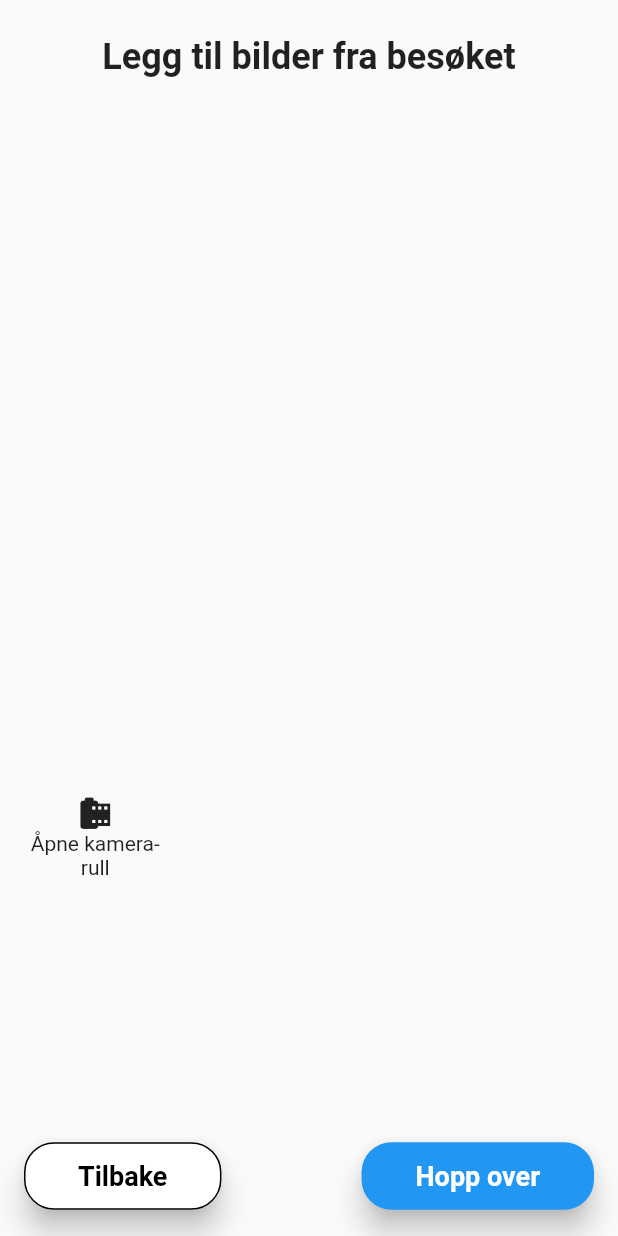
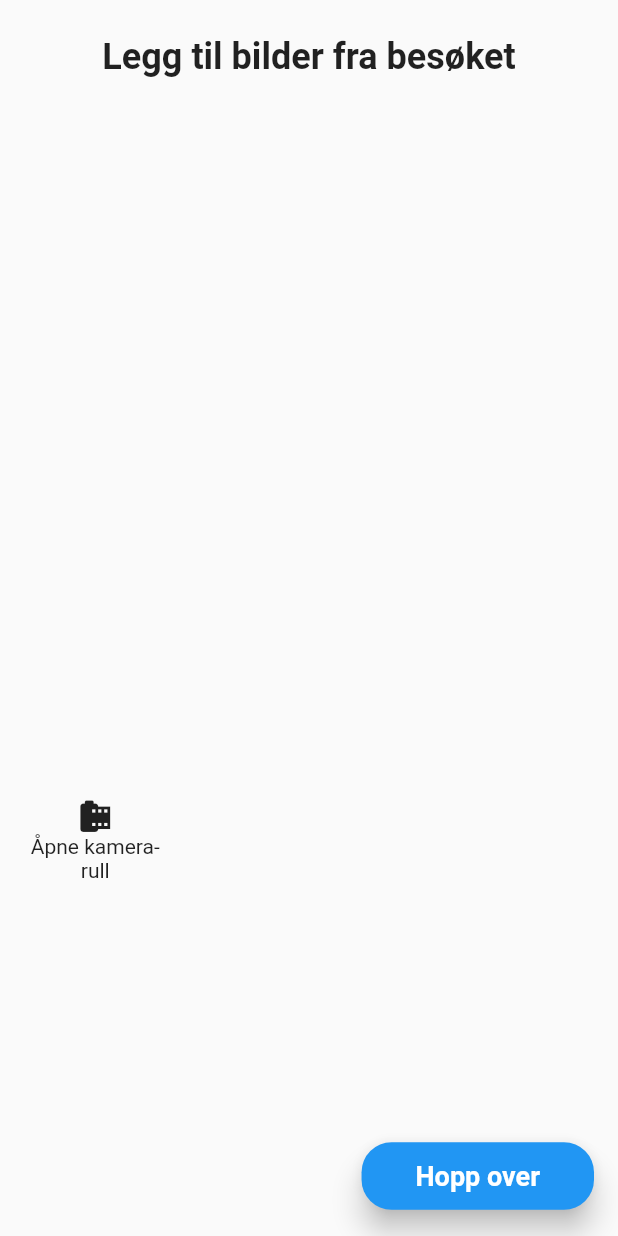
Before and after one commit to ulrikhaaland/goodie, a Flutter app: the RestaurantReviewPage widget shown alone on an empty page, opened directly, after a tap on "Hopp over", after a tap on "Tilbake", on a phone screen of 412 x 824 dp. Run offline on Flutter 3.47's test engine with Material 2 defaults, Android fonts, the phone set to English and light mode, and no system bars; our stand-ins replace cached_network_image, cloud_firestore, firebase_auth, firebase_core, image_picker, latlong2 and 3 more; missing offline and left inert: exif, flutter_google_maps_webservices, photo_manager; accounts and stored records are empty; network calls fail; statements that could not run were skipped.

Commit message:
review ++

```diff
--- a/lib/pages/review/review_page.dart
+++ b/lib/pages/review/review_page.dart
@@ -43,6 +43,8 @@ class _RestaurantReviewPageState extends State<RestaurantReviewPage>
 
   bool showListItem = true;
 
+  bool hasSelectedRestaurant = false;
+
   @override
   bool get wantKeepAlive => true;
 
@@ -76,6 +78,8 @@ class _RestaurantReviewPageState extends State<RestaurantReviewPage>
               reviewProvider: _reviewProvider,
             ),
             ResturantReviewSelectPage(
+              restaurants: _reviewProvider.restaurants,
+              selectedRestaurant: _selectedRestaurant,
               onSelectRestaurant: (restaurant) {
                 _onSelectRestaurant(restaurant);
               },
@@ -89,17 +93,15 @@ class _RestaurantReviewPageState extends State<RestaurantReviewPage>
               onCanSubmit: (canSubmit) {
                 _handleOnCanSubmit(canSubmit);
               },
-                review: _reviewProvider.getReview()),
+              review: _reviewProvider.getReview(),
+              listItem: _buildRestaurantListItem(context),
+            ),
             RestaurantReviewSummaryPage(
               key: Key(_selectedRestaurant?.id ?? "summary"),
               reviewProvider: _reviewProvider,
+              listItem: _buildRestaurantListItem(context),
             ),
           ],
-        ),
-        if (_selectedRestaurant != null && _pageIndex != 0 && showListItem)
-          Padding(
-            padding: const EdgeInsets.symmetric(horizontal: 16.0),
-            child: _buildRestaurantListItem(context),
         ),
         Positioned(
           bottom: 0,
@@ -109,6 +111,9 @@ class _RestaurantReviewPageState extends State<RestaurantReviewPage>
             isSubmit: _pageIndex == 2,
             canSubmit: _pageIndex == 2 ? _canSubmit : true,
             rightButtonText: _getRightButtonText(),
+            hideLeftButton: _pageIndex == 0,
+            hideRightButton: _pageIndex == 1 &&
+                (_selectedRestaurant == null || hasSelectedRestaurant == false),
             onLeftPressed: () {
               _handleOnLeftPressed();
             },
@@ -124,15 +129,7 @@ class _RestaurantReviewPageState extends State<RestaurantReviewPage>
   void _handleOnLeftPressed() {
     _pageIndex = _pageIndex - 1;
 
-    showListItem = true;
-    if (_pageIndex == 1) {
-      _handleListItem();
-    }
     setState(() {
-      if (_pageIndex == 0) {
-        _canSubmit = false;
-        _selectedRestaurant = null;
-      }
       _pageController.previousPage(
           duration: const Duration(milliseconds: 400), curve: Curves.easeInOut);
     });
@@ -146,29 +143,31 @@ class _RestaurantReviewPageState extends State<RestaurantReviewPage>
     if (_pageIndex == 2 && _canSubmit == false) {
       return;
     }
-    showListItem = true;
-    if (_pageIndex == 1) {
-      _handleListItem();
-    }
 
     setState(() {
       _pageIndex = _pageIndex + 1;
 
+      if (_pageIndex == 1 && _reviewProvider.selectedRestaurant != null) {
+        _pageController.jumpToPage(2);
+      } else {
         _pageController.nextPage(
-          duration: const Duration(milliseconds: 400), curve: Curves.easeInOut);
+            duration: const Duration(milliseconds: 400),
+            curve: Curves.easeInOut);
+      }
     });
   }
 
   void _onSelectRestaurant(Restaurant restaurant) {
     setState(() {
-      _handleListItem();
       _selectedRestaurant = restaurant;
-      _reviewProvider.selectedAssetsNotifier.value = [];
-      _reviewProvider.review = null;
-      _pageIndex = 1;
+      if (hasSelectedRestaurant == false) {
+        _pageIndex = 2;
         _pageController.nextPage(
-          duration: const Duration(milliseconds: 400), curve: Curves.easeInOut);
+            duration: const Duration(milliseconds: 400),
+            curve: Curves.easeInOut);
+      }
     });
+    hasSelectedRestaurant = true;
   }
 
   void _handleListItem() {
--- a/lib/pages/review/review_page_buttons.dart
+++ b/lib/pages/review/review_page_buttons.dart
@@ -6,6 +6,8 @@ class ReviewPageButtons extends StatefulWidget {
   final String rightButtonText;
   final bool? canSubmit;
   final bool isSubmit;
+  final bool hideLeftButton;
+  final bool hideRightButton;
 
   const ReviewPageButtons({
     Key? key,
@@ -14,6 +16,8 @@ class ReviewPageButtons extends StatefulWidget {
     required this.isSubmit,
     this.rightButtonText = "Neste",
     required this.canSubmit,
+    required this.hideLeftButton,
+    required this.hideRightButton,
   }) : super(key: key);
 
   @override
@@ -26,8 +30,9 @@ class _ReviewPageButtonsState extends State<ReviewPageButtons> {
     return Row(
       mainAxisAlignment: MainAxisAlignment.spaceBetween,
       children: [
-        _buildLeftButton(),
-        _buildRightButton(context),
+        if (widget.hideLeftButton) const Spacer(),
+        if (!widget.hideLeftButton) _buildLeftButton(),
+        if (!widget.hideRightButton) _buildRightButton(context),
       ],
     );
   }
--- a/lib/pages/review/review_photo_page.dart
+++ b/lib/pages/review/review_photo_page.dart
@@ -83,7 +83,7 @@ class _RestaurantReviewPhotoPageState extends State<RestaurantReviewPhotoPage> {
               backgroundColor: Colors.transparent,
               elevation: 0,
               floating: true, // Add this line
-              expandedHeight: 76,
+              expandedHeight: 78,
               flexibleSpace: FlexibleSpaceBar(
                   background: Column(
                 children: [
--- a/lib/pages/review/review_rating_page.dart
+++ b/lib/pages/review/review_rating_page.dart
@@ -10,6 +10,7 @@ class RestaurantReviewRatingPage extends StatefulWidget {
   final Function() onBackPressed;
   final Function(bool canSubmit) onCanSubmit;
   final RestaurantReview? review;
+  final Widget listItem;
 
   const RestaurantReviewRatingPage({
     super.key,
@@ -17,6 +18,7 @@ class RestaurantReviewRatingPage extends StatefulWidget {
     required this.onBackPressed,
     required this.onCanSubmit,
     required this.review,
+    required this.listItem,
   });
 
   @override
@@ -32,11 +34,12 @@ class _RestaurantReviewReviewState extends State<RestaurantReviewRatingPage> {
   @override
   Widget build(BuildContext context) {
     return Padding(
-      padding: const EdgeInsets.only(top: 100, left: 16, right: 16, bottom: 64),
+      padding: const EdgeInsets.only(top: 16, left: 16, right: 16, bottom: 64),
       child: SizedBox(
         height: MediaQuery.of(context).size.height - 136,
         child: Column(
           children: [
+            widget.listItem,
             _buildDineInOrTakeout(),
             const SizedBox(height: 20),
             Flexible(
--- a/lib/pages/review/review_summary_page.dart
+++ b/lib/pages/review/review_summary_page.dart
@@ -5,10 +5,12 @@ import 'package:goodie/pages/review/review_rate.dart';
 
 class RestaurantReviewSummaryPage extends StatefulWidget {
   final RestaurantReviewProvider reviewProvider;
+  final Widget listItem;
 
   const RestaurantReviewSummaryPage({
     super.key,
     required this.reviewProvider,
+    required this.listItem,
   });
 
   @override
@@ -47,9 +49,7 @@ class _RestaurantReviewSummaryPageState
         child: Column(
           crossAxisAlignment: CrossAxisAlignment.start,
           children: [
-            const SizedBox(
-              height: 80,
-            ),
+            widget.listItem,
             // Display selected images
             if (provider.selectedAssetsNotifier.value.isNotEmpty) ...[
               SizedBox(
@@ -74,7 +74,7 @@ class _RestaurantReviewSummaryPageState
 
             // Display overall rating
             Text(
-              "Total: ${review.ratingOverall!.toStringAsPrecision(2)}",
+              "Total Rating: ${review.ratingOverall!.toStringAsPrecision(2)}",
               style: const TextStyle(fontWeight: FontWeight.bold, fontSize: 20),
             ),
             const SizedBox(height: 8),
```
Also changed, not shown: lib/pages/review/review_select_page.dart (+42 -38 lines). Lines whose indentation alone changed are shown as unchanged.
